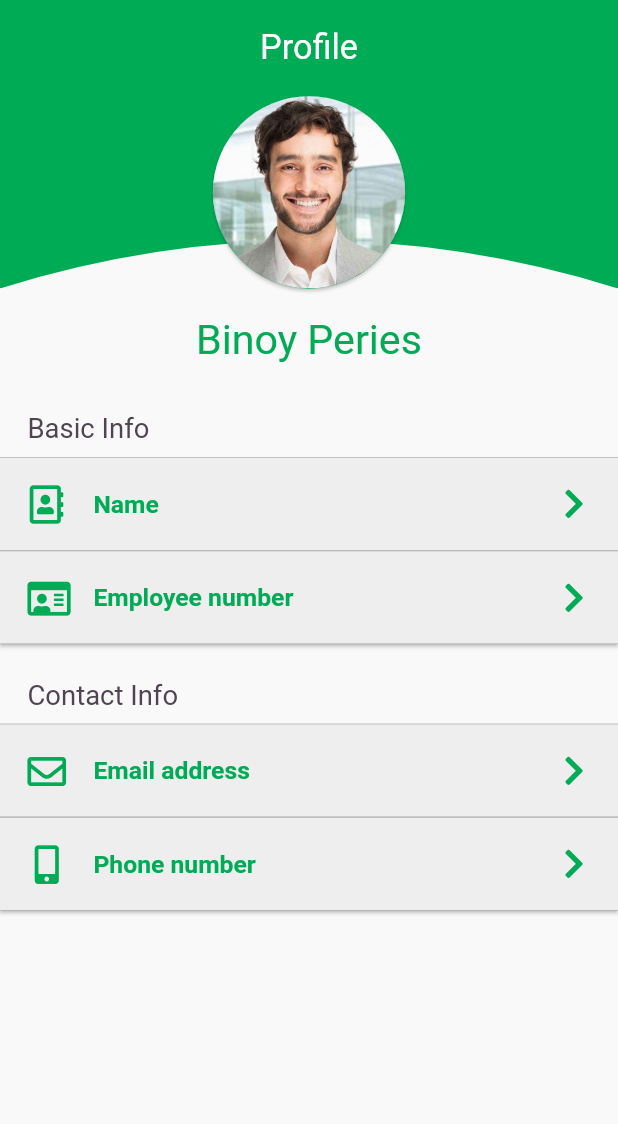
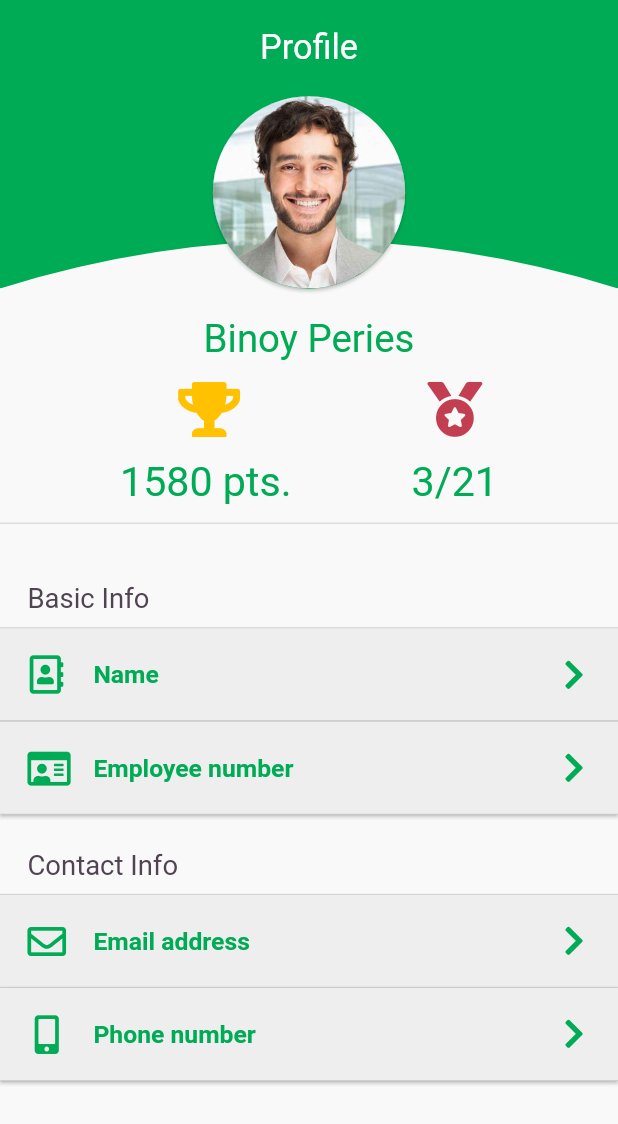
Before and after one commit to Group22-SEP-18/TECLIX-app, a Flutter app: the EmployeeProfilePage screen opened by its route, on a phone screen of 412 x 824 dp. Shown: the top 1124 px of the screen. Run offline on Flutter 3.47's test engine with Material 2 defaults, Android fonts, the phone set to English and light mode, and no system bars; drawn by our look-alikes of expandable; our stand-ins replace bloc, dots_indicator, flutter_bloc, flutter_spinkit, font_awesome_flutter, geocoding and 4 more.

Commit message:
points ui done

```diff
--- a/lib/presentation/common/constants/TeclixColors.dart
+++ b/lib/presentation/common/constants/TeclixColors.dart
@@ -27,3 +27,4 @@ const ColorToastBlue = Color.fromRGBO(178, 218, 244, 1);
 const ColorToastRed = Color.fromRGBO(194, 63, 81, 1);
 
 const ColorYellow = Color.fromRGBO(255, 231, 0, 1);
+const ColorGold = Color.fromRGBO(255, 193, 0, 1);
--- a/lib/presentation/screens/employee_profile/employee_profile_page.dart
+++ b/lib/presentation/screens/employee_profile/employee_profile_page.dart
@@ -69,8 +69,60 @@ class EmployeeProfilePage extends StatelessWidget {
               Center(
                 child: Text(
                   'Binoy Peries',
-                  style: TextStyle(color: ColorPrimary, fontSize: 30.0),
+                  style: TextStyle(color: ColorPrimary, fontSize: 28.0),
                 ),
+              ),
+              SizedBox(
+                height: 15.0,
+              ),
+              Row(
+                mainAxisAlignment: MainAxisAlignment.spaceEvenly,
+                crossAxisAlignment: CrossAxisAlignment.center,
+                children: [
+                  Column(
+                    children: [
+                      Icon(
+                        FontAwesomeIcons.trophy,
+                        color: ColorGold,
+                        size: 40.0,
+                      ),
+                      SizedBox(
+                        height: 15.0,
+                      ),
+                      Text(
+                        '1580 pts.',
+                        style: TextStyle(color: ColorPrimary, fontSize: 30.0),
+                      ),
+                    ],
+                  ),
+                  Column(
+                    children: [
+                      Icon(
+                        FontAwesomeIcons.medal,
+                        size: 40.0,
+                        color: ColorToastRed,
+
+                        // color: ColorGold,
+                      ),
+                      SizedBox(
+                        height: 15.0,
+                      ),
+                      Text(
+                        '3/21',
+                        style: TextStyle(
+                          color: ColorPrimary,
+                          fontSize: 30.0,
+                        ),
+                      ),
+                    ],
+                  ),
+                ],
+              ),
+              SizedBox(
+                height: 5.0,
+              ),
+              Divider(
+                thickness: 1.0,
               ),
               SizedBox(
                 height: 25.0,
--- a/lib/presentation/screens/employee_profile/widgets/expandable_card.dart
+++ b/lib/presentation/screens/employee_profile/widgets/expandable_card.dart
@@ -25,7 +25,8 @@ class ExpandableCard extends StatelessWidget {
               child: Card(
                 margin: EdgeInsets.zero,
                 shape: Border.symmetric(
-                    horizontal: BorderSide(color: Colors.grey, width: 0.4)),
+                    horizontal:
+                        BorderSide(color: Colors.grey.shade400, width: 0.4)),
                 color: Colors.grey.shade200,
                 borderOnForeground: true,
                 child: Padding(
```
